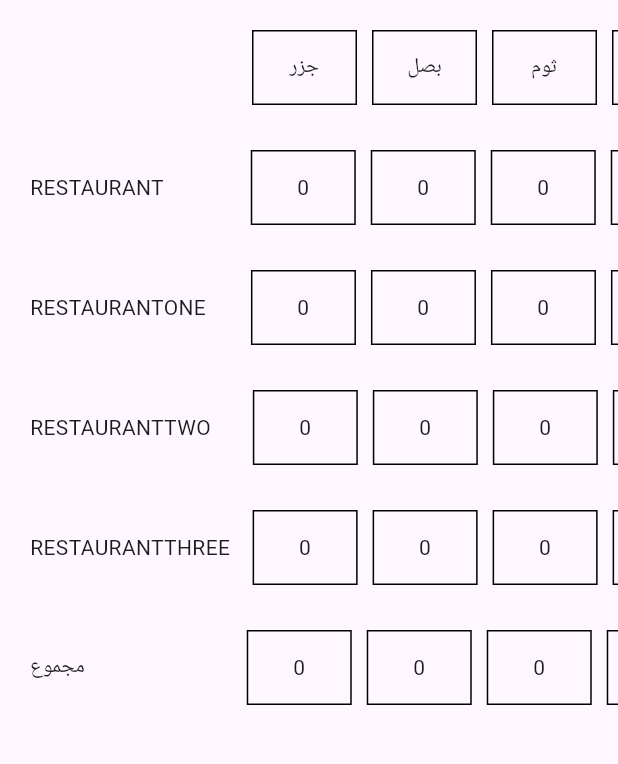
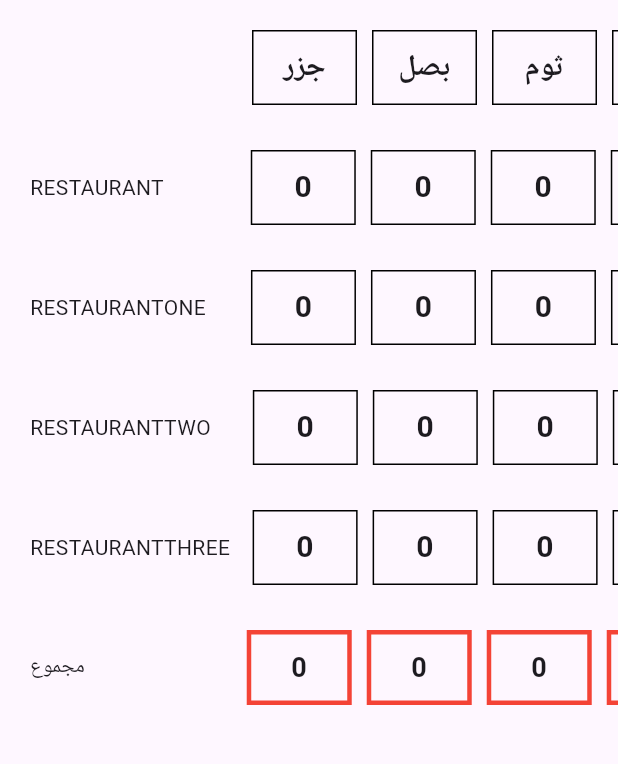
Before and after one commit to Mohammadsofy/logistihub, a Flutter app: the Distributorone screen opened directly, on a phone screen of 412 x 824 dp, the part 84-848 px from its top. Run offline on Flutter 3.47's test engine with Material 3 defaults, Android fonts, the phone set to English and light mode, and no system bars; our stand-ins replace cloud_firestore, firebase_auth, firebase_core; accounts and stored records are empty.

Commit message:
first commit

```diff
--- a/lib/main.dart
+++ b/lib/main.dart
@@ -22,7 +22,7 @@
   Widget build(BuildContext context) {
     return const MaterialApp(
       debugShowCheckedModeBanner: false,
-      home: LoginPage(),
+      home: Distributorone(),
     );
   }
 }
--- a/lib/pages/D/Distributedone.dart
+++ b/lib/pages/D/Distributedone.dart
@@ -150,11 +150,12 @@
                     buildBox("$restaurantCucumber"),
                     buildBox("$restaurantTomato"),
                     buildBox("$restaurantPotato"),
-
-
+                    IconButton(
+                      icon: const Icon(Icons.restart_alt, color: Colors.red),
+                      onPressed: () => resetRestaurant('dZaAycORyoQWtRtLN4r2qdm6Jlo1'),
+                    ),
                   ]),
                   const SizedBox(height: 30),
-
                   Row(children: [
                     const Text('RESTAURANTONE'),
                     const SizedBox(width: 25),
@@ -164,10 +165,12 @@
                     buildBox("$restaurantoneCucumber"),
                     buildBox("$restaurantoneTomato"),
                     buildBox("$restaurantonePotato"),
-
+                    IconButton(
+                      icon: const Icon(Icons.restart_alt, color: Colors.red),
+                      onPressed: () => resetRestaurant('spuesGx3irRXQhkxVrEk1vtCdvZ2'),
+                    ),
                   ]),
                   const SizedBox(height: 30),
-
                   Row(children: [
                     const Text('RESTAURANTTWO'),
                     const SizedBox(width: 23),
@@ -177,10 +180,12 @@
                     buildBox("$restauranttwoCucumber"),
                     buildBox("$restauranttwoTomato"),
                     buildBox("$restauranttwoPotato"),
-
+                    IconButton(
+                      icon: const Icon(Icons.restart_alt, color: Colors.red),
+                      onPressed: () => resetRestaurant('S6T9EwZGopMgPsTFpZF01BVcpmn2'),
+                    ),
                   ]),
                   const SizedBox(height: 30),
-
                   Row(children: [
                     const Text('RESTAURANTTHREE'),
                     const SizedBox(width: 10),
@@ -190,22 +195,23 @@
                     buildBox("$restaurantthreeCucumber"),
                     buildBox("$restaurantthreeTomato"),
                     buildBox("$restaurantthreePotato"),
-
+                    IconButton(
+                      icon: const Icon(Icons.restart_alt, color: Colors.red),
+                      onPressed: () => resetRestaurant('djXHszgUsCaqBb8ByJwJbjg1ec12'),
+                    ),
                   ]),
                   const SizedBox(height: 30),
                   Row(children: [
                     const Text("مجموع"),
                     const SizedBox(width: 103),
-                    buildBox("${restaurantCarrot + restaurantoneCarrot + restauranttwoCarrot + restaurantthreeCarrot}"),
-                    buildBox("${restaurantOnion + restaurantoneOnion + restauranttwoOnion + restaurantthreeOnion}"),
-                    buildBox("${restaurantGarlic + restaurantoneGarlic + restauranttwoGarlic + restaurantthreeGarlic}"),
-                    buildBox("${restaurantCucumber + restaurantoneCucumber + restauranttwoCucumber + restaurantthreeCucumber}"),
-                    buildBox("${restaurantTomato + restaurantoneTomato + restauranttwoTomato + restaurantthreeTomato}"),
-                    buildBox("${restaurantPotato + restaurantonePotato + restauranttwoPotato + restaurantthreePotato}"),
+                    buildsum("${restaurantCarrot + restaurantoneCarrot + restauranttwoCarrot + restaurantthreeCarrot}"),
+                    buildsum("${restaurantOnion + restaurantoneOnion + restauranttwoOnion + restaurantthreeOnion}"),
+                    buildsum("${restaurantGarlic + restaurantoneGarlic + restauranttwoGarlic + restaurantthreeGarlic}"),
+                    buildsum("${restaurantCucumber + restaurantoneCucumber + restauranttwoCucumber + restaurantthreeCucumber}"),
+                    buildsum("${restaurantTomato + restaurantoneTomato + restauranttwoTomato + restaurantthreeTomato}"),
+                    buildsum("${restaurantPotato + restaurantonePotato + restauranttwoPotato + restaurantthreePotato}"),
                   ]),
                   const SizedBox(height: 30),
-
-
                 ],
               ),
             ),
@@ -214,8 +220,6 @@
       ),
     );
   }
-
-
   Widget buildBox(String text) {
     return Container(
       height: 50,
@@ -226,7 +230,20 @@
         borderRadius: const BorderRadius.horizontal(),
       ),
       alignment: Alignment.center,
-      child: Text(text, textAlign: TextAlign.center),
+      child: Text(text, textAlign: TextAlign.center, style: const TextStyle(fontSize: 20, fontWeight: FontWeight.bold)),
+    );
+  }
+  Widget buildsum(String text) {
+    return Container(
+      height: 50,
+      width: 70,
+      margin: const EdgeInsets.symmetric(horizontal: 5),
+      decoration: BoxDecoration(
+        border: Border.all(color: Colors.red, width: 3),
+        borderRadius: const BorderRadius.horizontal(),
+      ),
+      alignment: Alignment.center,
+      child: Text(text, textAlign: TextAlign.center, style: const TextStyle(fontSize: 18, fontWeight: FontWeight.bold)),
     );
   }
 }
```
Also changed, not shown: lib/pages/D/Distributed.dart (+15 -2 lines), 3 other files.
